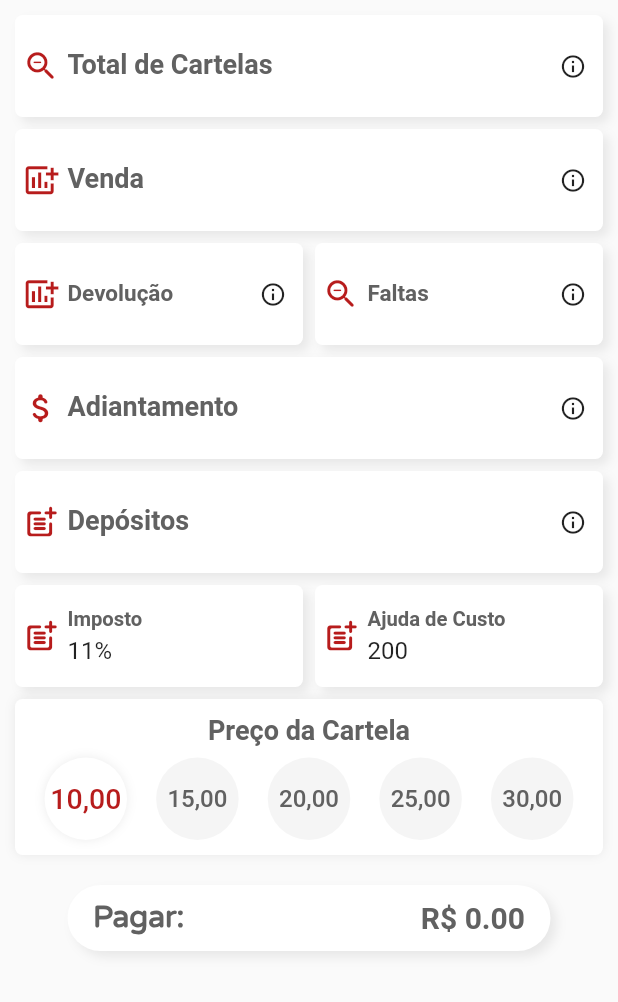
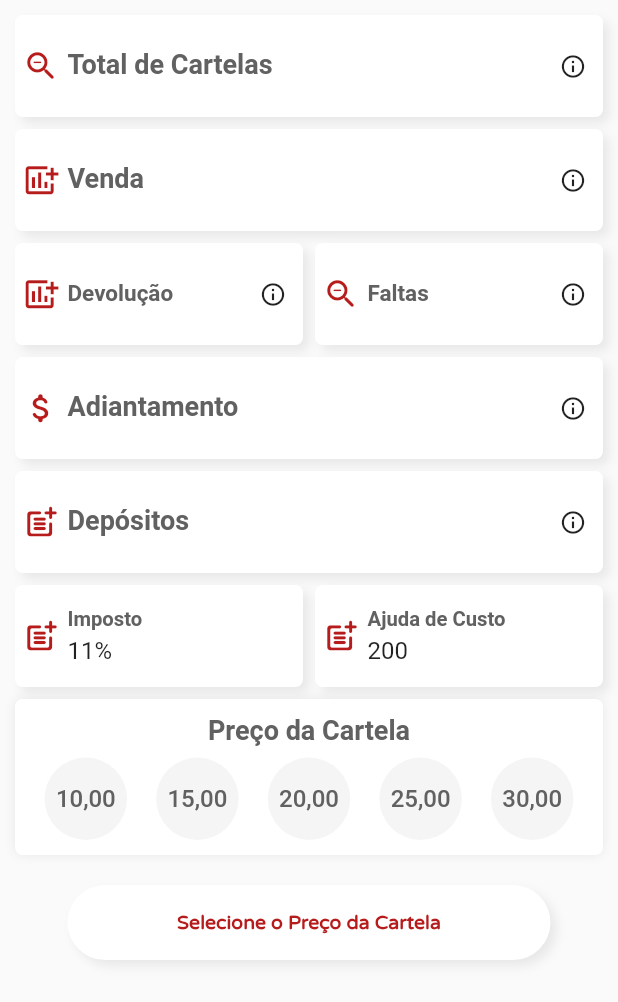
Before and after one commit to JoaoPaulo-Macedo/sales_accounting_app, a Flutter app: the screen it shows after launch, on a phone screen of 412 x 824 dp. Shown: the top 1002 px of the screen. Run offline on Flutter 3.47's test engine with Material 2 defaults, Android fonts, the phone set to English and light mode, and no system bars.

Commit message:
ADD treatments and error messages

```diff
--- a/lib/enum.dart
+++ b/lib/enum.dart
@@ -1 +1 @@
-enum Selected { ten, fifteen, twenty, twentyFive, thirty }
+enum Selected { none, ten, fifteen, twenty, twentyFive, thirty }
--- a/lib/main.dart
+++ b/lib/main.dart
@@ -40,22 +40,26 @@ class _MyHomePageState extends State<MyHomePage> {
   final double fontSize = 18;
   final double iconSize = 25;
   final double cardHeight = 68;
+
+  final FocusNode totalFocus = FocusNode();
   final FocusNode saleFocus = FocusNode();
   final FocusNode devolutionFocus = FocusNode();
   final FocusNode missingFocus = FocusNode();
   final FocusNode moneyFocus = FocusNode();
   final FocusNode depositFocus = FocusNode();
+
   final EdgeInsets cardPadding = const EdgeInsets.fromLTRB(5, 5, 0, 5);
 
   AppColors get appColors => AppColors.of(context);
   AppDecoration get appDecorations => AppDecoration.of(context);
 
   double debt = 0;
-  Selected selected = Selected.ten;
-  TextEditingController holdCardsController = TextEditingController();
+  Selected selected = Selected.none;
+  String errorMessage = 'Selecione o Preço da Cartela';
+  TextEditingController totalCardsController = TextEditingController();
   TextEditingController soldController = TextEditingController();
   TextEditingController devolutionController = TextEditingController();
-  TextEditingController price = TextEditingController();
+  TextEditingController missingController = TextEditingController();
   TextEditingController moneyPaidController = TextEditingController();
   TextEditingController depositsController = TextEditingController();
   TextEditingController taxController = TextEditingController();
@@ -87,8 +91,8 @@ class _MyHomePageState extends State<MyHomePage> {
                     _textFieldCard(
                       title: 'Total de Cartelas',
                       prefixIcon: Icons.zoom_out_rounded,
-                      controller: holdCardsController,
-                      focus: missingFocus,
+                      controller: totalCardsController,
+                      focus: totalFocus,
                       cardInfo: AppInfoIcon(
                         text:
                             'Informe o total de cartelas pegas para a distribuição.',
@@ -125,8 +129,8 @@ class _MyHomePageState extends State<MyHomePage> {
                             title: 'Faltas',
                             fieldFontSize: 15,
                             prefixIcon: Icons.zoom_out_rounded,
-                            controller: devolutionController,
-                            focus: devolutionFocus,
+                            controller: missingController,
+                            focus: missingFocus,
                             cardInfo: AppInfoIcon(
                               text: 'Informe o total de cartelas em falta.',
                             ),
@@ -196,7 +200,7 @@ class _MyHomePageState extends State<MyHomePage> {
                     ),
                     SizedBox(height: spacing),
                     _priceCard('Preço da Cartela'),
-                    debtCard(debt),
+                    _debtCard(debt),
                   ],
                 ),
               ),
@@ -333,15 +337,23 @@ class _MyHomePageState extends State<MyHomePage> {
     );
   }
 
-  Widget debtCard(double debt) {
-    String text = debt >= 0 ? 'Pagar:' : 'Receber:';
-    //if (debt < 0) debt = debt.abs();
+  Widget _debtCard(double debt) {
+    String text = "";
+    String finalDebt = "";
+
+    if (errorMessage.isEmpty) {
+      text = debt >= 0 ? 'Pagar:' : 'Receber:';
+      finalDebt = debt.toStringAsFixed(2);
+    }
 
     return Container(
+      width: double.infinity,
+      height: 50,
       margin: EdgeInsets.fromLTRB(35, 20, 35, 0),
       padding: EdgeInsets.fromLTRB(17, 10, 17, 10),
       decoration: appDecorations.appDebtBoxDecoration,
-      child: Row(
+      child: errorMessage.isEmpty
+          ? Row(
               mainAxisAlignment: MainAxisAlignment.spaceBetween,
               children: [
                 Text(
@@ -354,7 +366,7 @@ class _MyHomePageState extends State<MyHomePage> {
                   ),
                 ),
                 Text(
-            'R\$ ${debt.toStringAsFixed(2)}',
+                  'R\$ $finalDebt',
                   style: TextStyle(
                     fontSize: 20,
                     color: appColors.greyColor,
@@ -362,6 +374,19 @@ class _MyHomePageState extends State<MyHomePage> {
                   ),
                 ),
               ],
+            )
+          : Center(
+              child: Text(
+                errorMessage,
+                textAlign: TextAlign.center,
+                style: TextStyle(
+                  fontSize: 13,
+                  color: appColors.redColor,
+                  fontWeight: FontWeight.bold,
+                  fontFamily: 'VarelaRound',
+                ),
+                textScaleFactor: 1,
+              ),
             ),
     );
   }
@@ -419,13 +444,24 @@ class _MyHomePageState extends State<MyHomePage> {
   }
 
   void calculate() {
-    String holdText = holdCardsController.text.trim();
+    setState(() {
+      String holdText = totalCardsController.text.trim();
       String soldText = soldController.text.trim();
 
-    if (holdText == '' || soldText == '') {
-      debt = 0;
+      if (selected == Selected.none) {
+        errorMessage = 'Selecione o Preço da Cartela';
         return;
       }
+      if (holdText == '' || soldText == '') {
+        errorMessage = 'Informe Total de Cartelas e a Venda';
+        return;
+      }
+      if (double.parse(holdText) < double.parse(soldText)) {
+        errorMessage = 'Venda não pode ser maior que Total de Cartelas';
+        return;
+      }
+
+      errorMessage = '';
 
       double price;
       double taxRate = 0.11;
@@ -460,7 +496,6 @@ class _MyHomePageState extends State<MyHomePage> {
       double missingDebt = missing >= 0 ? missing * price : 0;
 
       debt = grossDebt + missingDebt + taxDebt - paid - deposits - allowance;
-
-    setState(() {});
+    });
   }
 }
```
Lines whose indentation alone changed are shown as unchanged.
